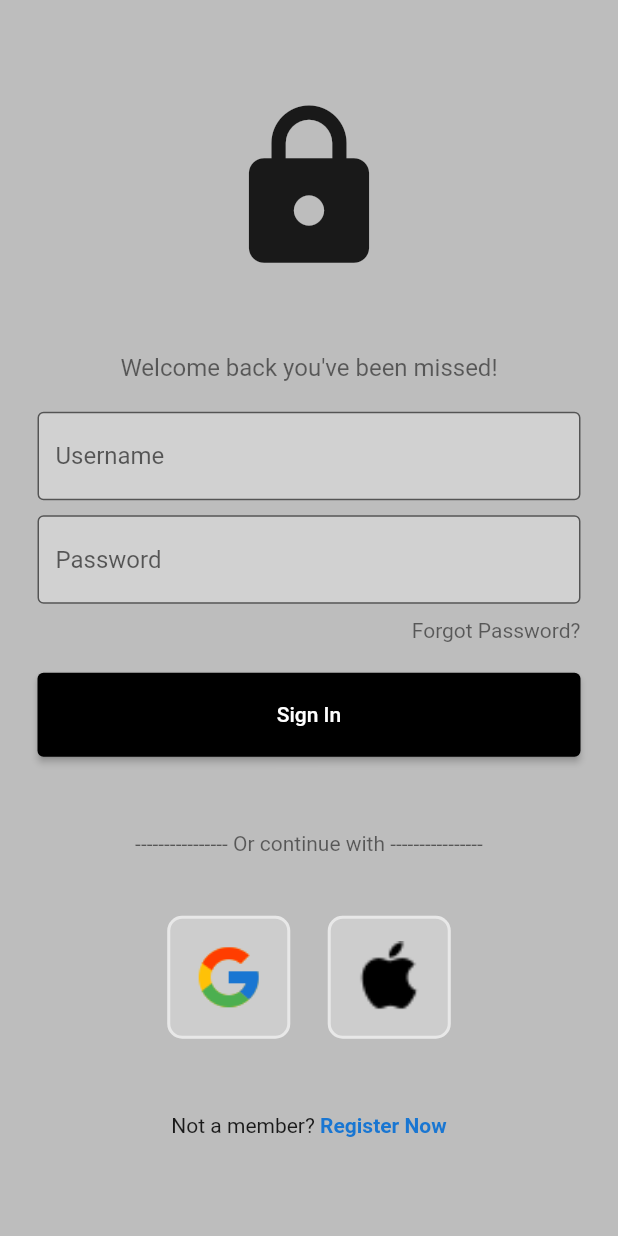
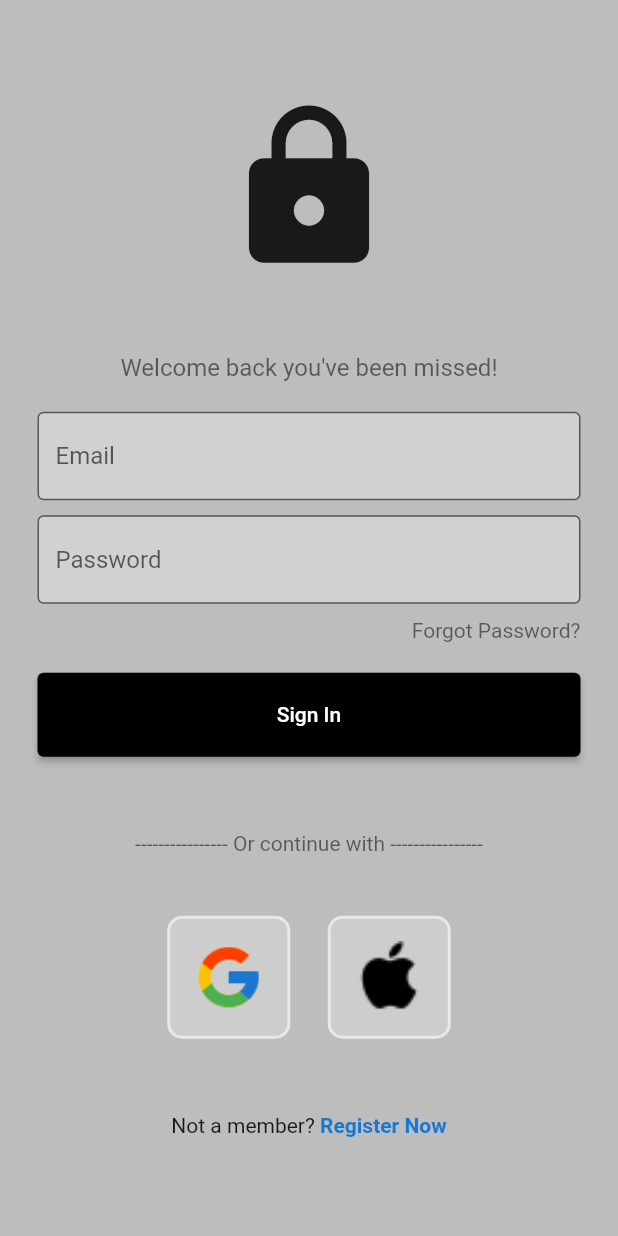
Before and after one commit to jeppung/flutter-auth-firebase, a Flutter app: the screen it shows after launch, after a tap on "Sign In", on a phone screen of 412 x 824 dp. Run offline on Flutter 3.47's test engine with Material 2 defaults, Android fonts, the phone set to English and light mode, and no system bars; our stand-ins replace firebase_auth, firebase_core; accounts and stored records are empty; network calls fail.

Commit message:
Adding validation, error message handler, loading handler

```diff
--- a/lib/main.dart
+++ b/lib/main.dart
@@ -2,7 +2,6 @@ import 'package:flutter/gestures.dart';
 import 'package:flutter/material.dart';
 import 'package:firebase_core/firebase_core.dart';
 import 'package:flutter_auth_firebase/pages/auth_page.dart';
-import 'package:flutter_auth_firebase/pages/login_page.dart';
 import 'firebase_options.dart';
 
 void main() async {
--- a/lib/pages/auth_page.dart
+++ b/lib/pages/auth_page.dart
@@ -9,12 +9,13 @@ class AuthPage extends StatelessWidget {
   @override
   Widget build(BuildContext context) {
     return Scaffold(
+      resizeToAvoidBottomInset: false,
       body: StreamBuilder<User?>(
         stream: FirebaseAuth.instance.authStateChanges(),
         builder: (context, snapshot) {
           // user is logged in
           if (snapshot.hasData) {
-            return const HomePage();
+            return HomePage();
           }
           // user is NOT logged in
           else {
--- a/lib/pages/login_page.dart
+++ b/lib/pages/login_page.dart
@@ -1,5 +1,6 @@
 import 'package:flutter/gestures.dart';
 import 'package:flutter/material.dart';
+import 'package:firebase_auth/firebase_auth.dart';
 
 class LoginPage extends StatefulWidget {
   const LoginPage({super.key});
@@ -9,13 +10,64 @@ class LoginPage extends StatefulWidget {
 }
 
 class _LoginPageState extends State<LoginPage> {
-  final usernameController = TextEditingController();
+  final emailController = TextEditingController();
   final passwordController = TextEditingController();
 
-  // Sign In Method
-  void signUserIn(String username, String password) {
-    debugPrint("$username - $password");
+  // Sign In Method (email & password)
+  void signUserIn(String email, String password) async {
+    // show loading circle
+    showDialog(
+      context: context,
+      builder: (loadingContext) {
+        return const Center(
+          child: CircularProgressIndicator(),
+        );
+      },
+    );
+
+    // try sign in
+    try {
+      await FirebaseAuth.instance.signInWithEmailAndPassword(
+        email: email,
+        password: password,
+      );
+    } on FirebaseAuthException catch (e) {
+      if (e.code == 'user-not-found') {
+        Navigator.pop(context);
+
+        AlertDialog alert = const AlertDialog(
+          title: Text("Login Error"),
+          content: Text("User not found"),
+        );
+
+        showDialog(
+          context: context,
+          builder: (alertContext) {
+            return alert;
+          },
+        );
+      } else if (e.code == "wrong-password") {
+        Navigator.pop(context);
+
+        AlertDialog alert = const AlertDialog(
+          title: Text("Login Error"),
+          content: Text("User not found"),
+        );
+
+        showDialog(
+          context: context,
+          builder: (alertContext) {
+            return alert;
+          },
+        );
+      }
+    }
+
+    // pop the loading screen
+    Navigator.pop(context);
   }
+
+  // Sign In Method (gmail)
 
   @override
   Widget build(BuildContext context) {
@@ -39,10 +91,10 @@ class _LoginPageState extends State<LoginPage> {
             Container(
               margin: const EdgeInsets.symmetric(horizontal: 25),
               child: TextField(
-                controller: usernameController,
+                controller: emailController,
                 decoration: const InputDecoration(
                   filled: true,
-                  hintText: "Username",
+                  hintText: "Email",
                   border: OutlineInputBorder(),
                   fillColor: Colors.white30,
                 ),
@@ -80,7 +132,7 @@ class _LoginPageState extends State<LoginPage> {
               margin: const EdgeInsets.symmetric(horizontal: 25),
               child: ElevatedButton(
                 onPressed: () {
-                  signUserIn(usernameController.text, passwordController.text);
+                  signUserIn(emailController.text, passwordController.text);
                 },
                 child: const Text(
                   "Sign In",
```
Also changed, not shown: lib/pages/home_page.dart (+18 -2 lines).
